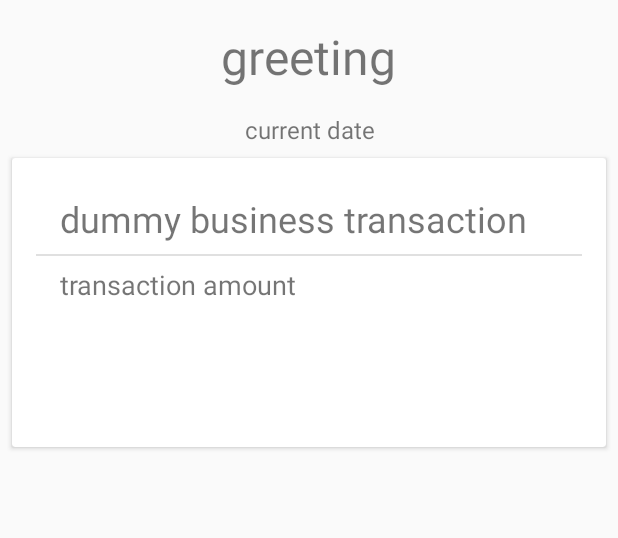
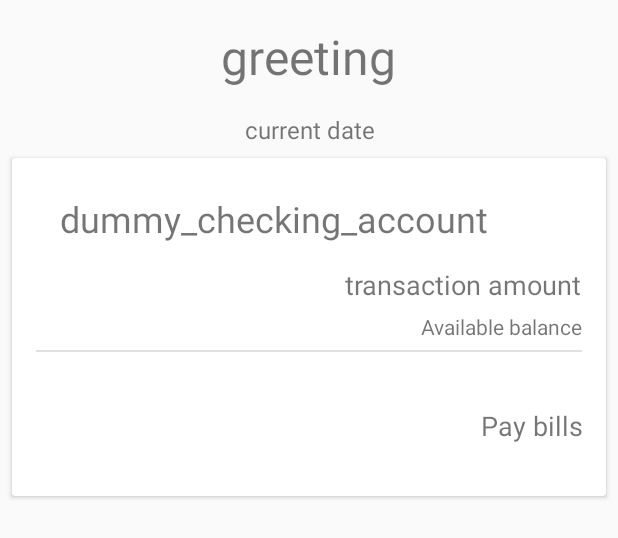
Before and after one commit to rgreen88/FirebaseNotJPMC, an Android app: the layout card_view_layout.xml on its own in the app's theme, with its tools: preview values and no code run, on a phone screen of 412 x 824 dp. Shown: the top 538 px of the screen. Run offline under Robolectric (Android 15) with nearby library versions, the phone set to English and light mode, and no system bars.

Commit message:
checking account card views and text aligned properly to the banking app

```diff
--- a/app/src/main/res/layout/card_view_layout.xml
+++ b/app/src/main/res/layout/card_view_layout.xml
@@ -36,14 +36,26 @@
         tools:targetApi="lollipop">
 
         <TextView
-            android:id="@+id/tv_business_transaction"
+            android:id="@+id/tv_pay_bills"
+            android:layout_width="match_parent"
+            android:layout_height="wrap_content"
+            android:layout_alignParentLeft="true"
+            android:layout_alignParentStart="true"
+            android:layout_alignParentTop="true"
+            android:layout_marginTop="150dp"
+            android:text="@string/pay_bills"
+            android:textAlignment="textEnd"
+            android:textSize="18sp" />
+
+        <TextView
+            android:id="@+id/tv_checking_account"
             android:layout_width="match_parent"
             android:layout_height="wrap_content"
             android:layout_marginBottom="8dp"
             android:layout_marginLeft="16dp"
             android:layout_marginStart="16dp"
             android:layout_marginTop="8dp"
-            android:text="@string/dummy_business_transaction"
+            android:text="@string/checking_acct"
             android:textSize="24sp" />
 
         <RelativeLayout
@@ -54,22 +66,34 @@
 
             <View
                 android:id="@+id/view"
+                android:layout_marginTop="64dp"
                 android:layout_width="match_parent"
                 android:layout_height="1dp"
-                android:background="@color/lightGray" />
+                android:background="@color/lightGray"
+                />
 
             <TextView
                 android:id="@+id/textView2"
                 android:layout_width="wrap_content"
                 android:layout_height="wrap_content"
-                android:layout_alignParentLeft="true"
-                android:layout_alignParentStart="true"
+                android:layout_alignParentRight="true"
+                android:layout_alignParentEnd="true"
                 android:layout_alignParentTop="true"
-                android:layout_marginLeft="16dp"
-                android:layout_marginStart="16dp"
+
                 android:paddingTop="8dp"
                 android:text="@string/transaction"
                 android:textSize="18sp" />
+
+            <TextView
+                android:id="@+id/tv_available_balance"
+                android:layout_width="match_parent"
+                android:layout_height="wrap_content"
+                android:layout_alignParentLeft="true"
+                android:layout_alignParentStart="true"
+                android:layout_centerVertical="true"
+                android:text="Available balance"
+                android:textAlignment="viewEnd"
+                android:gravity="end" />
 
         </RelativeLayout>
 
--- a/app/src/main/res/values/strings.xml
+++ b/app/src/main/res/values/strings.xml
@@ -20,4 +20,6 @@
     <string name="dummy_business_transaction">dummy business transaction</string>
     <string name="user">user</string>
     <string name="transaction">transaction amount</string>
+    <string name="checking_acct">dummy_checking_account</string>
+    <string name="pay_bills">Pay bills</string>
 </resources>
```
